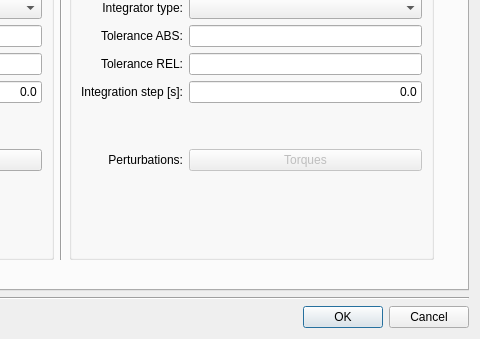
The window that sta-src/Loitering/loitering.ui (Dwarf-Planet-Project/SpaceDesignTool) describes before a commit, drawn with Qt 5; both pictures show x 357 to 837 and y 301 to 640 of the 837 by 640 pixel window.
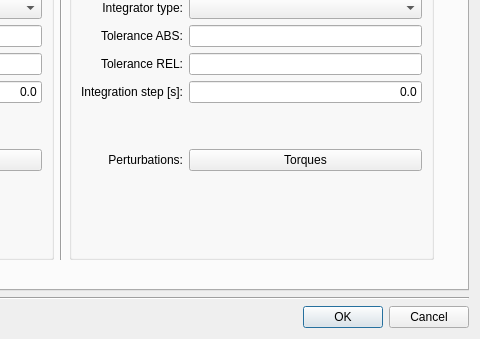
The same window after the commit. The open tabs and pages were chosen to show the change. Icons and pictures are not drawn.

The edit to the form file:
```diff
--- a/sta-src/Loitering/loitering.ui
+++ b/sta-src/Loitering/loitering.ui
@@ -2399,7 +2399,7 @@
                     <item row="9" column="1">
                      <widget class="QPushButton" name="perturbationTorquesPushButton">
                       <property name="enabled">
-                       <bool>false</bool>
+                       <bool>true</bool>
                       </property>
                       <property name="text">
                        <string>Torques</string>
```
